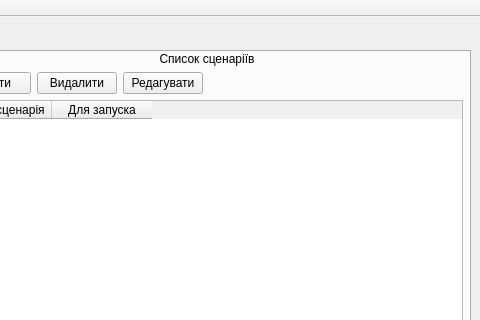
This is app/view/mainwindow.ui in sweetcolor/WinAutoInstaller as Qt 5 draws it before an edit; both pictures show x 579 to 1059 and y 0 to 320 of the 1059 by 658 pixel window. The edited form follows.
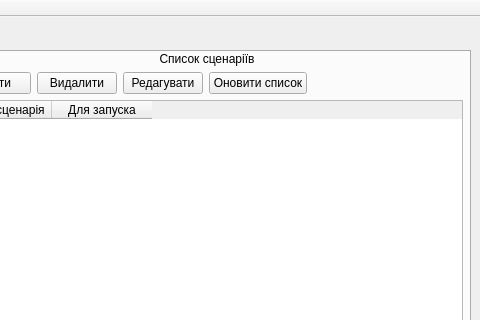
This is the edited form. The open tabs and pages were chosen to show the change.

Commit message: add server, add update installers and scripts button? refactor window_manager

The edit to the form file:
```diff
--- a/app/view/mainwindow.ui
+++ b/app/view/mainwindow.ui
@@ -257,6 +257,13 @@
                </property>
               </widget>
              </item>
+             <item>
+              <widget class="QPushButton" name="updateScriptsListPushButton">
+               <property name="text">
+                <string>Оновити список</string>
+               </property>
+              </widget>
+             </item>
              <item>
               <spacer name="scriptsListButtonsHorizontalSpacer">
                <property name="orientation">
```
Left out of the diff: 13 changed lines with no effect on the pictures. The commit also changes 8 other files.
